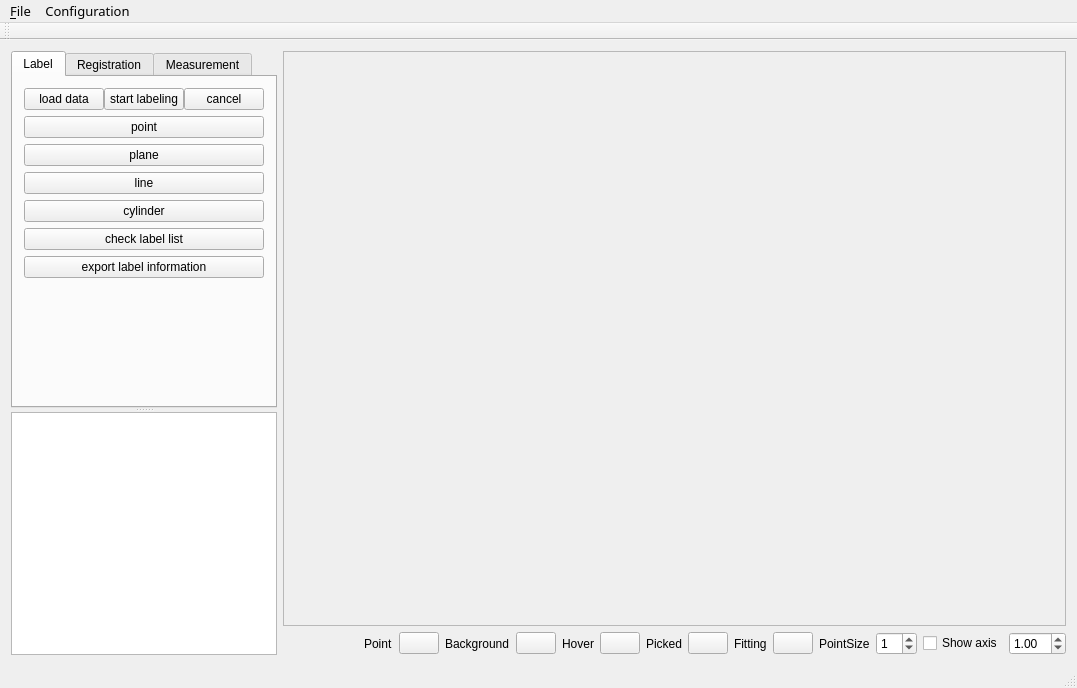
First picture: the form in Qt/forms/mainwindow.ui, repository leihui6/measurement_system_in_3d, before the edit.
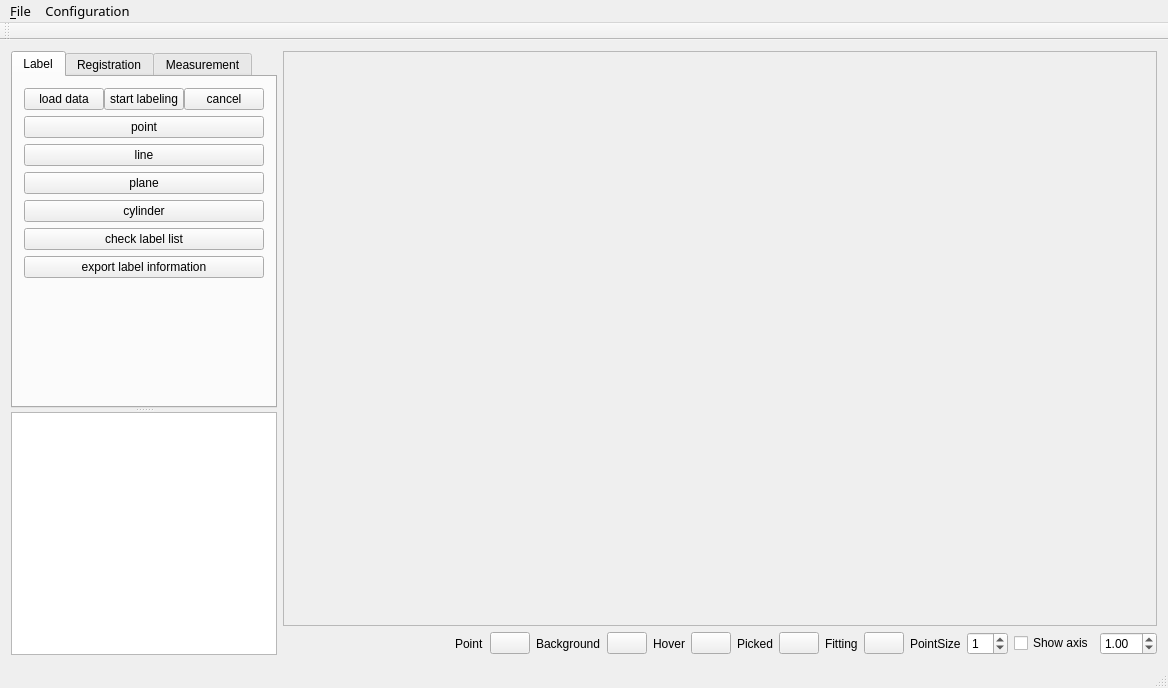
Second picture: the form after the edit.

```diff
--- a/Qt/forms/mainwindow.ui
+++ b/Qt/forms/mainwindow.ui
@@ -6,7 +6,7 @@
    <rect>
     <x>0</x>
     <y>0</y>
-    <width>1077</width>
+    <width>1168</width>
     <height>688</height>
    </rect>
   </property>
@@ -265,13 +265,6 @@
                </property>
               </widget>
              </item>
-             <item>
-              <widget class="QPushButton" name="btn_plane_labeling">
-               <property name="text">
-                <string>plane</string>
-               </property>
-              </widget>
-             </item>
              <item>
               <widget class="QPushButton" name="btn_line_labeling">
                <property name="text">
@@ -279,6 +272,13 @@
                </property>
               </widget>
              </item>
+             <item>
+              <widget class="QPushButton" name="btn_plane_labeling">
+               <property name="text">
+                <string>plane</string>
+               </property>
+              </widget>
+             </item>
              <item>
               <widget class="QPushButton" name="btn_cylinder_labeling">
                <property name="text">
@@ -380,8 +380,8 @@
     <rect>
      <x>0</x>
      <y>0</y>
-     <width>1077</width>
-     <height>19</height>
+     <width>1168</width>
+     <height>23</height>
     </rect>
    </property>
    <property name="font">
```
